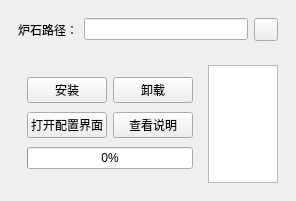
Qt form hsmodinstaller.ui (Stardustll/HsModInstaller) before a commit.
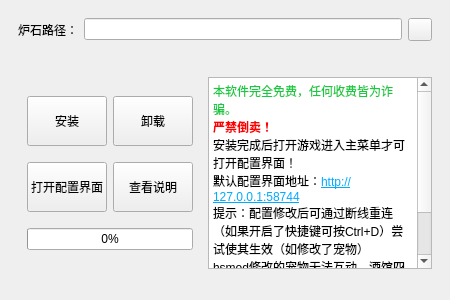
The same form after that commit. Icons and pictures are not drawn.

```diff
--- a/hsmodinstaller.ui
+++ b/hsmodinstaller.ui
@@ -6,8 +6,8 @@
    <rect>
     <x>0</x>
     <y>0</y>
-    <width>292</width>
-    <height>201</height>
+    <width>450</width>
+    <height>300</height>
    </rect>
   </property>
   <property name="sizePolicy">
@@ -16,9 +16,15 @@
     <verstretch>0</verstretch>
    </sizepolicy>
   </property>
+  <property name="minimumSize">
+   <size>
+    <width>450</width>
+    <height>300</height>
+   </size>
+  </property>
   <property name="maximumSize">
    <size>
-    <width>460</width>
+    <width>450</width>
     <height>300</height>
    </size>
   </property>
@@ -32,11 +38,14 @@
      <verstretch>0</verstretch>
     </sizepolicy>
    </property>
+   <property name="styleSheet">
+    <string notr="true"/>
+   </property>
    <layout class="QVBoxLayout" name="verticalLayout">
     <item>
      <widget class="QWidget" name="widget_2" native="true">
       <property name="sizePolicy">
-       <sizepolicy hsizetype="Preferred" vsizetype="Minimum">
+       <sizepolicy hsizetype="Preferred" vsizetype="Preferred">
         <horstretch>0</horstretch>
         <verstretch>0</verstretch>
        </sizepolicy>
@@ -87,7 +96,7 @@
           <item row="0" column="1">
            <widget class="QPushButton" name="pushButton_2">
             <property name="sizePolicy">
-             <sizepolicy hsizetype="Minimum" vsizetype="Fixed">
+             <sizepolicy hsizetype="Fixed" vsizetype="Fixed">
               <horstretch>0</horstretch>
               <verstretch>0</verstretch>
              </sizepolicy>
@@ -95,7 +104,7 @@
             <property name="minimumSize">
              <size>
               <width>0</width>
-              <height>25</height>
+              <height>50</height>
              </size>
             </property>
             <property name="text">
@@ -110,7 +119,7 @@
           <item row="1" column="1">
            <widget class="QPushButton" name="pushButton_4">
             <property name="sizePolicy">
-             <sizepolicy hsizetype="Minimum" vsizetype="Minimum">
+             <sizepolicy hsizetype="Fixed" vsizetype="Fixed">
               <horstretch>0</horstretch>
               <verstretch>0</verstretch>
              </sizepolicy>
@@ -118,7 +127,7 @@
             <property name="minimumSize">
              <size>
               <width>0</width>
-              <height>25</height>
+              <height>50</height>
              </size>
             </property>
             <property name="text">
@@ -129,7 +138,7 @@
           <item row="0" column="0">
            <widget class="QPushButton" name="pushButton">
             <property name="sizePolicy">
-             <sizepolicy hsizetype="Minimum" vsizetype="Fixed">
+             <sizepolicy hsizetype="Fixed" vsizetype="Fixed">
               <horstretch>0</horstretch>
               <verstretch>0</verstretch>
              </sizepolicy>
@@ -137,7 +146,7 @@
             <property name="minimumSize">
              <size>
               <width>0</width>
-              <height>25</height>
+              <height>50</height>
              </size>
             </property>
             <property name="text">
@@ -152,7 +161,7 @@
           <item row="1" column="0">
            <widget class="QPushButton" name="pushButton_3">
             <property name="sizePolicy">
-             <sizepolicy hsizetype="Minimum" vsizetype="Fixed">
+             <sizepolicy hsizetype="Fixed" vsizetype="Fixed">
               <horstretch>0</horstretch>
               <verstretch>0</verstretch>
              </sizepolicy>
@@ -160,7 +169,7 @@
             <property name="minimumSize">
              <size>
               <width>0</width>
-              <height>25</height>
+              <height>50</height>
              </size>
             </property>
             <property name="text">
@@ -173,6 +182,9 @@
             <property name="value">
              <number>0</number>
             </property>
+            <property name="textVisible">
+             <bool>true</bool>
+            </property>
            </widget>
           </item>
          </layout>
@@ -198,6 +210,24 @@
            <height>192</height>
           </size>
          </property>
+         <property name="html">
+          <string>&lt;!DOCTYPE HTML PUBLIC &quot;-//W3C//DTD HTML 4.0//EN&quot; &quot;http://www.w3.org/TR/REC-html40/strict.dtd&quot;&gt;
+&lt;html&gt;&lt;head&gt;&lt;meta name=&quot;qrichtext&quot; content=&quot;1&quot; /&gt;&lt;meta charset=&quot;utf-8&quot; /&gt;&lt;style type=&quot;text/css&quot;&gt;
+p, li { white-space: pre-wrap; }
+hr { height: 1px; border-width: 0; }
+li.unchecked::marker { content: &quot;\2610&quot;; }
+li.checked::marker { content: &quot;\2612&quot;; }
+&lt;/style&gt;&lt;/head&gt;&lt;body style=&quot; font-family:'Microsoft YaHei UI'; font-size:9pt; font-weight:400; font-style:normal;&quot;&gt;
+&lt;p style=&quot; margin-top:0px; margin-bottom:0px; margin-left:0px; margin-right:0px; -qt-block-indent:0; text-indent:0px;&quot;&gt;&lt;span style=&quot; color:#17c940;&quot;&gt;本软件完全免费，任何收费皆为诈骗。&lt;/span&gt;&lt;/p&gt;
+&lt;p style=&quot; margin-top:0px; margin-bottom:0px; margin-left:0px; margin-right:0px; -qt-block-indent:0; text-indent:0px;&quot;&gt;&lt;span style=&quot; font-weight:700; color:#ff0000;&quot;&gt;严禁倒卖！&lt;/span&gt;&lt;/p&gt;
+&lt;p style=&quot; margin-top:0px; margin-bottom:0px; margin-left:0px; margin-right:0px; -qt-block-indent:0; text-indent:0px;&quot;&gt;安装完成后打开游戏进入主菜单才可打开配置界面！&lt;/p&gt;
+&lt;p style=&quot; margin-top:0px; margin-bottom:0px; margin-left:0px; margin-right:0px; -qt-block-indent:0; text-indent:0px;&quot;&gt;默认配置界面地址：&lt;a href=&quot;http://127.0.0.1:58744&quot;&gt;&lt;span style=&quot; text-decoration: underline; color:#00aaff;&quot;&gt;http://127.0.0.1:58744&lt;/span&gt;&lt;/a&gt;&lt;/p&gt;
+&lt;p style=&quot; margin-top:0px; margin-bottom:0px; margin-left:0px; margin-right:0px; -qt-block-indent:0; text-indent:0px;&quot;&gt;提示：配置修改后可通过断线重连（如果开启了快捷键可按Ctrl+D）尝试使其生效（如修改了宠物）&lt;/p&gt;
+&lt;p style=&quot; margin-top:0px; margin-bottom:0px; margin-left:0px; margin-right:0px; -qt-block-indent:0; text-indent:0px;&quot;&gt;hsmod修改的宠物无法互动。酒馆四选一已失效，如解锁后选旁边2个角色会卡在选角色界面，时间结束后会随机选中间2个之一。&lt;/p&gt;&lt;/body&gt;&lt;/html&gt;</string>
+         </property>
+         <property name="openExternalLinks">
+          <bool>true</bool>
+         </property>
         </widget>
        </item>
       </layout>
```
Left out of the diff: 7 changed lines with no effect on the pictures.
